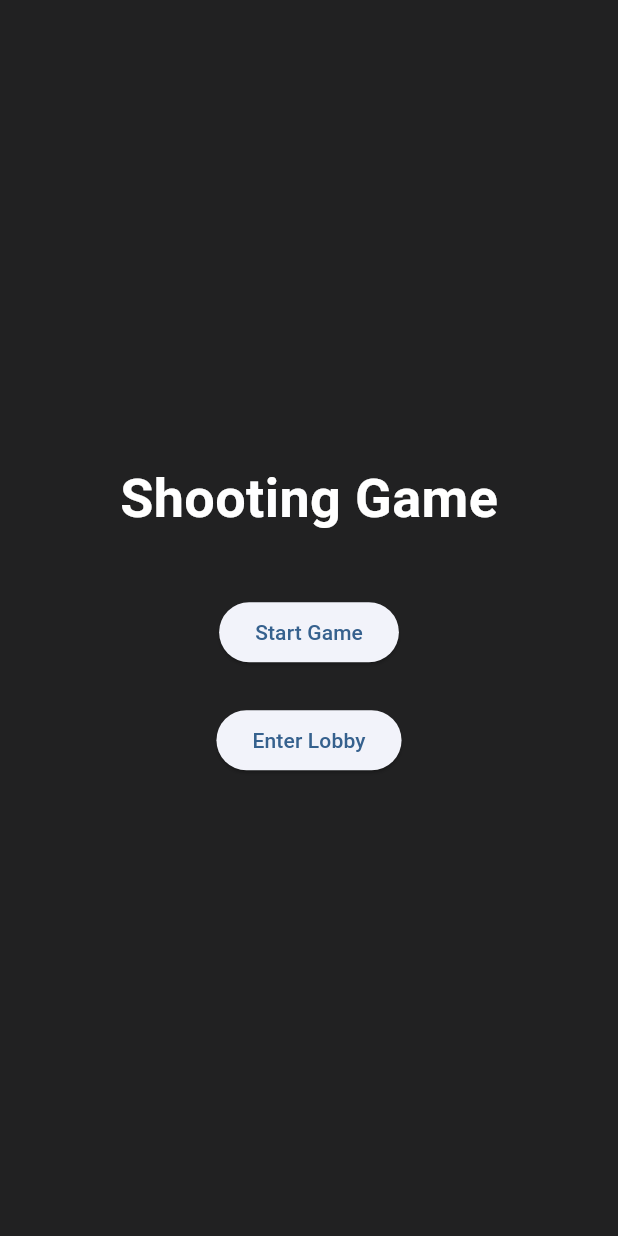
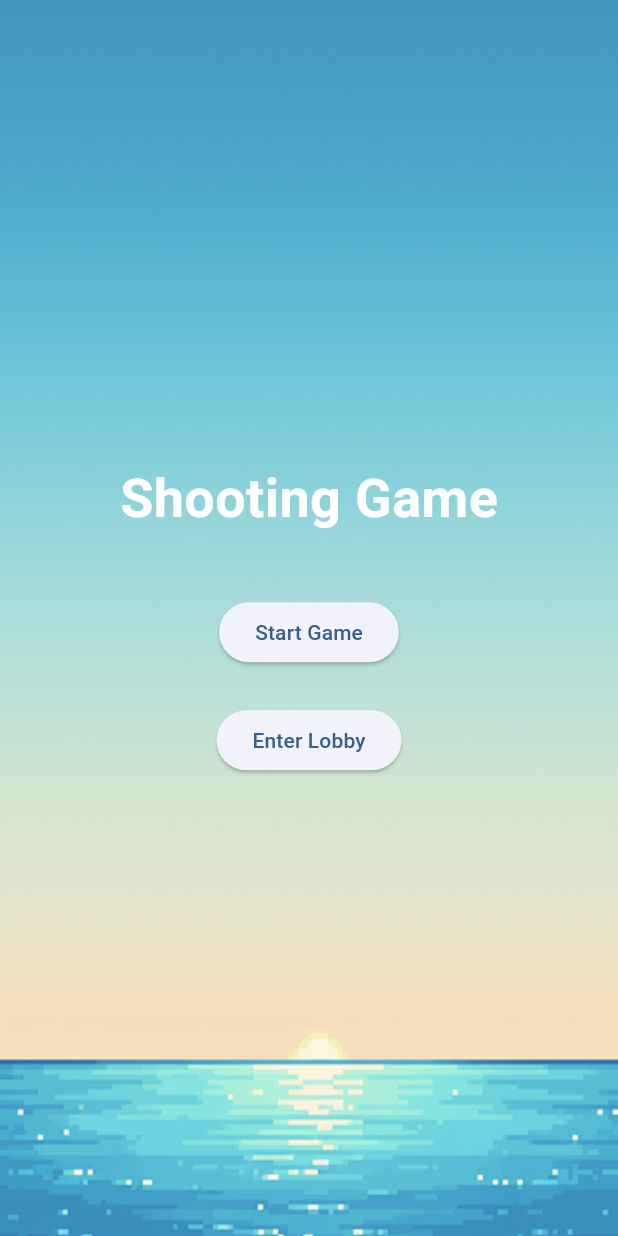
Before and after one commit to OriginMaster2024/origin_master_2025_flutter, a Flutter app: the screen it shows after launch, on a phone screen of 412 x 824 dp. Run offline on Flutter 3.47's test engine with Material 3 defaults, Android fonts, the phone set to English and light mode, and no system bars; our stand-ins replace fl_chart, flutter_dotenv, flutter_hooks, sensors_plus, supabase_flutter; missing offline and left inert: flame, heart_bpm; accounts and stored records are empty.

Commit message:
Replace background black color with background image

```diff
--- a/lib/start_screen.dart
+++ b/lib/start_screen.dart
@@ -13,7 +13,12 @@ class StartScreen extends StatelessWidget {
       body: Stack(
         children: [
           // 背景
-          Container(color: Colors.black87),
+          Image.asset(
+            'assets/start_background.png',
+            fit: BoxFit.cover,
+            width: double.infinity,
+            height: double.infinity,
+          ),
           // 中央にタイトルとボタン
           Center(
             child: Column(
```
